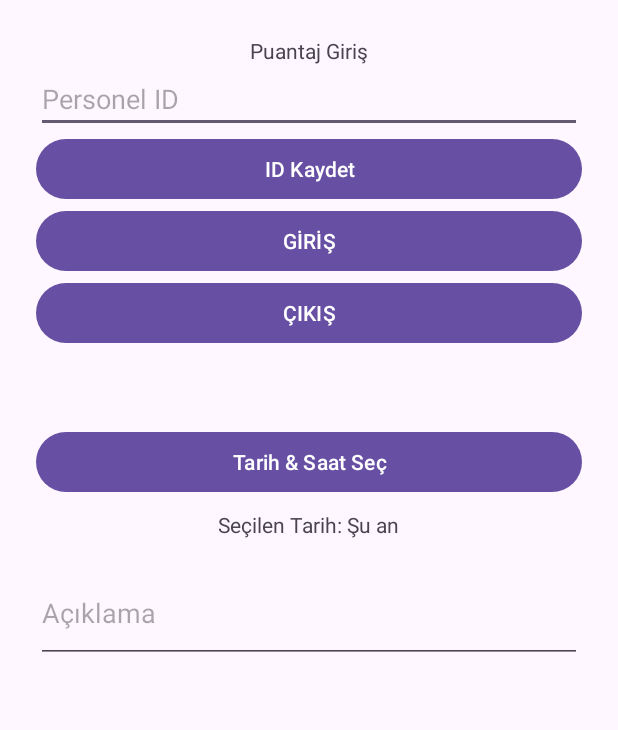
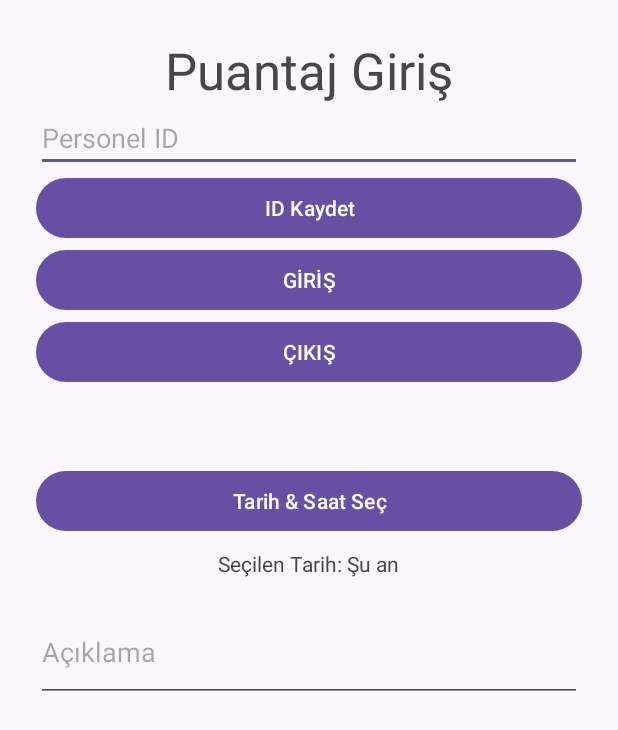
Before and after one commit to BBahadirKAYA/puantajGir, an Android app: the screen it shows after launch (MainActivity), on a phone screen of 412 x 824 dp. Shown: the top 730 px of the screen. Run offline under Robolectric (Android 15) with nearby library versions, the phone set to English and light mode, and no system bars.

```diff
--- a/app/src/main/res/layout/activity_main.xml
+++ b/app/src/main/res/layout/activity_main.xml
@@ -11,7 +11,8 @@
         android:id="@+id/textViewTitle"
         android:layout_width="wrap_content"
         android:layout_height="wrap_content"
-        android:text="@string/app_name" />
+        android:text="@string/app_name"
+        android:textSize="34sp" />
 
 
     <!-- Personel ID Giriş -->
```
Also changed, not shown: 3 other files.
